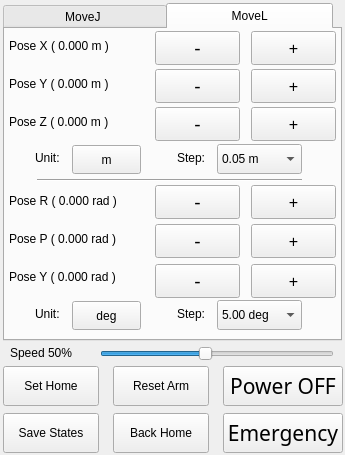
This is mantra_hmi/scripts/mantra_hmi_pro_pyqt5/mantra_hmi_pro.ui in MrRen-sdhm/mantra_robot as Qt 5 draws it before an edit. The edited form follows.
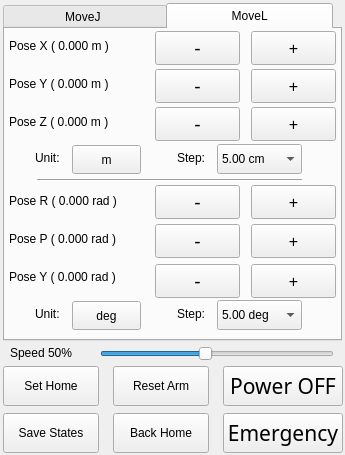
This is the edited form. The open tabs and pages were chosen to show the change.

The edit to the form file:
```diff
--- a/mantra_hmi/scripts/mantra_hmi_pro_pyqt5/mantra_hmi_pro.ui
+++ b/mantra_hmi/scripts/mantra_hmi_pro_pyqt5/mantra_hmi_pro.ui
@@ -1439,7 +1439,7 @@
       </rect>
      </property>
      <property name="currentIndex">
-      <number>3</number>
+      <number>9</number>
      </property>
      <item>
       <property name="text">
```
Left out of the diff: 35 changed lines with no effect on the pictures.
